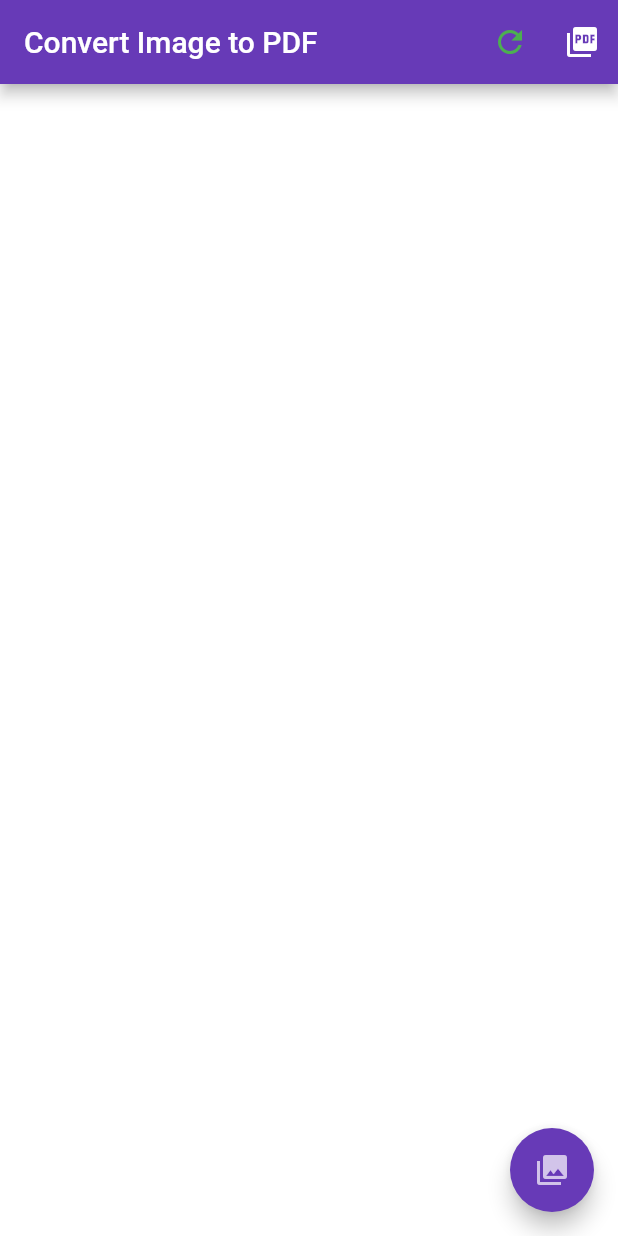
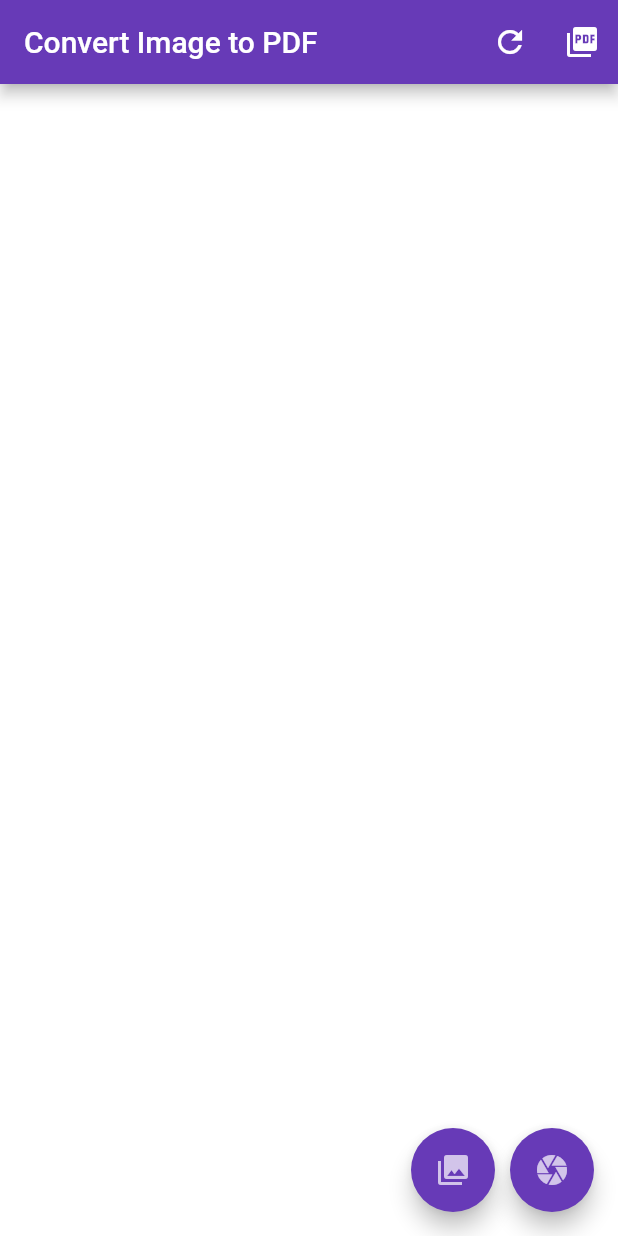
Before and after one commit to iulianipro/imagetopdf, a Flutter app: the screen it shows after launch, on a phone screen of 412 x 824 dp. Run offline on Flutter 3.47's test engine with Material 2 defaults, Android fonts, the phone set to English and light mode, and no system bars; our stand-ins replace another_flushbar, flutter_phoenix, image_picker, pdf, permission_handler.

Commit message:
Update main.dart

```diff
--- a/lib/main.dart
+++ b/lib/main.dart
@@ -2,7 +2,6 @@ import 'dart:io';
 import 'dart:math';
 import 'package:another_flushbar/flushbar.dart';
 import 'package:another_flushbar/flushbar_helper.dart';
-import 'package:another_flushbar/flushbar_route.dart';
 import 'package:flutter/foundation.dart';
 import 'package:flutter/material.dart';
 import 'package:image_picker/image_picker.dart';
@@ -13,16 +12,14 @@ import 'package:pdf/widgets.dart' as pw;
 import 'package:flutter_phoenix/flutter_phoenix.dart';
 import 'package:permission_handler/permission_handler.dart';
 
-
-
 main() {
   runApp(
     Phoenix(
-        child:MaterialApp(
+      child: MaterialApp(
         debugShowCheckedModeBanner: false,
         home: MyApp(),
       ),
-      )
+    ),
   );
 }
 
@@ -36,42 +33,53 @@ class _MyAppState extends State<MyApp> {
   final pdf = pw.Document();
   final List<File> _image = [];
   final permission = Permission.storage;
-  String? myfoolder;
+  String? myFolder;
   late final double? opticalSize;
 
 
   @override
   Widget build(BuildContext context) {
     getStoragePermission();
-   // _image.clear();
     return Scaffold(
       backgroundColor: Colors.white,
       appBar: AppBar(
-        title: const Text("Convert Image to PDF"),backgroundColor: Colors.deepPurple,
+        title: const Text("Convert Image to PDF"),
+        backgroundColor: Colors.deepPurple,
         actions: [
           IconButton(
-            icon: const Icon(Icons.refresh),color: Colors.green,
+            icon: const Icon(Icons.refresh),
+            color: Colors.white,
             onPressed: () => Phoenix.rebirth(context),
           ),
-
           IconButton(
-              icon: const Icon(Icons.picture_as_pdf),color: Colors.white,
+            icon: const Icon(Icons.picture_as_pdf),
+            color: Colors.white,
             onPressed: () async {
-                // getStoragePermission();
-              if  (_image.isNotEmpty) {
+              if (_image.isNotEmpty) {
                 createPDF();
                 savePDF();
               } else {
-                showPrintedMessage('Error','No Image Selected');
+                showPrintedMessage('Error', 'No Image Selected');
               }
-
-              })
+            },
+          ),
         ],
       ),
-      floatingActionButton: FloatingActionButton(
+      floatingActionButton: Row(
+        mainAxisAlignment: MainAxisAlignment.end,
+        children: [
+          FloatingActionButton(
             onPressed: getImageFromGallery,
             backgroundColor: Colors.deepPurple,
-        child: const Icon(Icons.photo_library,opticalSize: 68,color: Colors.white70,),
+            child: const Icon(Icons.photo_library, opticalSize: 68, color: Colors.white70),
+          ),
+          const SizedBox(width: 10),
+          FloatingActionButton(
+            onPressed: getImageFromCamera,
+            backgroundColor: Colors.deepPurple,
+            child: const Icon(Icons.camera, opticalSize: 68, color: Colors.white70),
+          ),
+        ],
       ),
       body: _image.isNotEmpty
           ? ListView.builder(
@@ -83,7 +91,8 @@ class _MyAppState extends State<MyApp> {
           child: Image.file(
             _image[index],
             fit: BoxFit.cover,
-            )),
+          ),
+        ),
       )
           : Container(),
     );
@@ -102,8 +111,20 @@ class _MyAppState extends State<MyApp> {
     });
   }
 
+  getImageFromCamera() async {
+    final pickedFile = await picker.pickImage(source: ImageSource.camera);
+    setState(() {
+      if (pickedFile != null) {
+        _image.add(File(pickedFile.path));
+      } else {
+        if (kDebugMode) {
+          print('No image selected');
+        }
+      }
+    });
+  }
+
   createPDF() async {
-
     for (var img in _image) {
       final image = pw.MemoryImage(img.readAsBytesSync());
 
@@ -111,11 +132,10 @@ class _MyAppState extends State<MyApp> {
         pageFormat: PdfPageFormat.a4,
         build: (pw.Context contex) {
           return pw.Center(child: pw.Image(image));
-          }));
+        },
+      ));
     }
-
   }
-
   createFolder(String myfoolder,String myfoolder2) async {
     PermissionStatus status = await Permission.storage.request();
     //PermissionStatus status1 = await Permission.accessMediaLocation.request();
```
Lines whose indentation alone changed are shown as unchanged.
